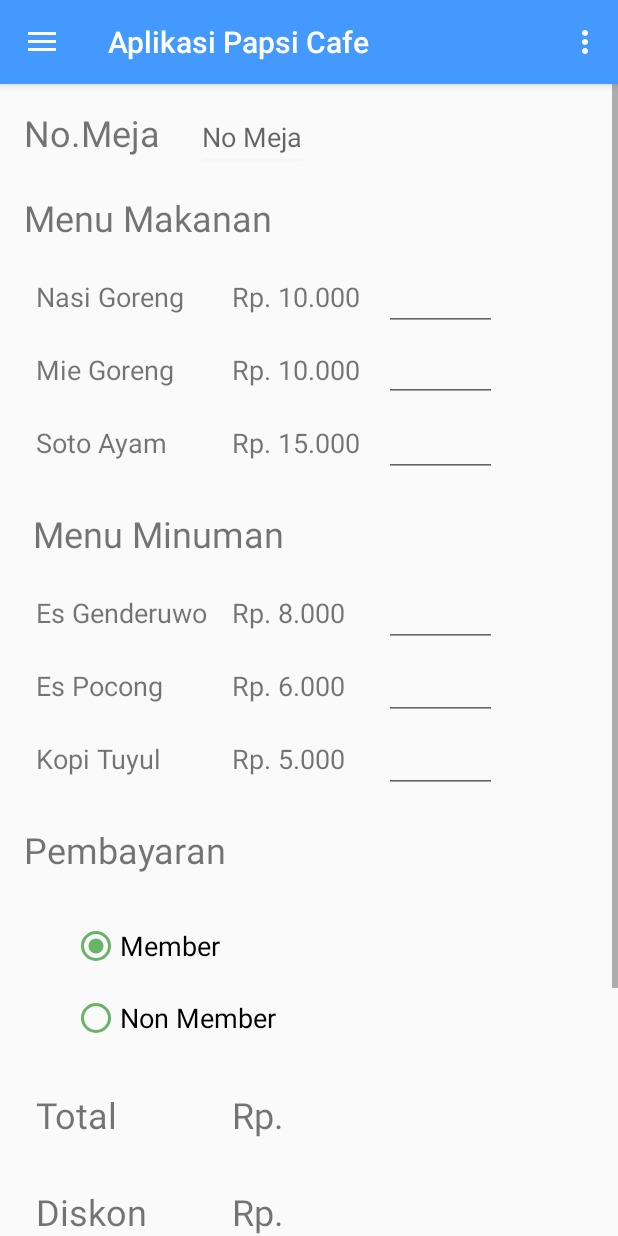
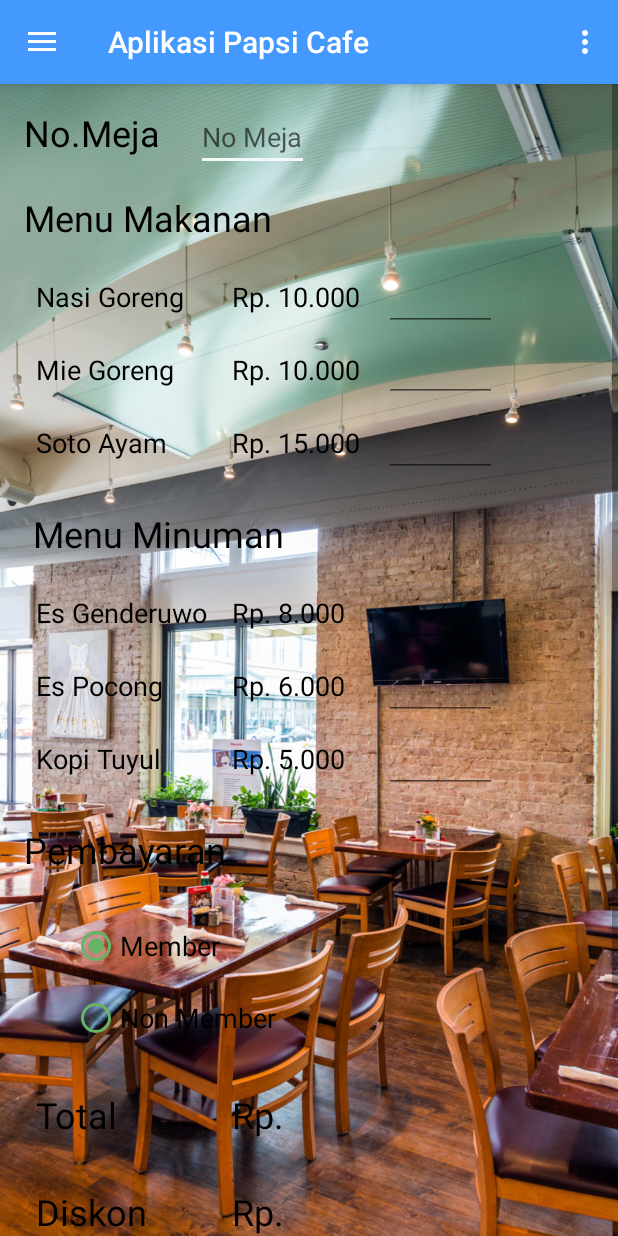
Before and after one commit to arnoldarmandosuwuh/ProjectCafe, an Android app: the MainActivity screen opened directly, with no data from a screen before it, after a tap on "Pemesanan", on a phone screen of 412 x 824 dp. Run offline under Robolectric (Android 15) with nearby library versions, the phone set to English and light mode, and no system bars; our stand-ins replace Volley; Roboto replaces fonts that are not available here; 1 statement that could not run was skipped; 1 other tap on this screen came first.

Commit message:
Fragment Beranda

```diff
--- /dev/null
+++ b/app/src/main/java/com/cafe_papsi/aplikasipapsicafe/DaftarMenuFragment.java
@@ -0,0 +1,29 @@
+package com.cafe_papsi.aplikasipapsicafe;
+
+
+import android.os.Bundle;
+import android.support.v4.app.Fragment;
+import android.view.LayoutInflater;
+import android.view.View;
+import android.view.ViewGroup;
+
+
+/**
+ * A simple {@link Fragment} subclass.
+ */
+public class DaftarMenuFragment extends Fragment {
+
+
+    public DaftarMenuFragment() {
+        // Required empty public constructor
+    }
+
+
+    @Override
+    public View onCreateView(LayoutInflater inflater, ViewGroup container,
+                             Bundle savedInstanceState) {
+        // Inflate the layout for this fragment
+        return inflater.inflate(R.layout.fragment_daftar_menu, container, false);
+    }
+
+}
--- a/app/src/main/java/com/cafe_papsi/aplikasipapsicafe/MainActivity.java
+++ b/app/src/main/java/com/cafe_papsi/aplikasipapsicafe/MainActivity.java
@@ -111,8 +111,6 @@
 
         } else if (id == R.id.nav_manage) {
 
-        } else if (id == R.id.nav_share) {
-
         } else if (id == R.id.nav_logout) {
             sharedPrefManager = new SharedPrefManager(this);
 
--- /dev/null
+++ b/app/src/main/res/layout/fragment_daftar_menu.xml
@@ -0,0 +1,14 @@
+<?xml version="1.0" encoding="utf-8"?>
+<FrameLayout xmlns:android="http://schemas.android.com/apk/res/android"
+    xmlns:tools="http://schemas.android.com/tools"
+    android:layout_width="match_parent"
+    android:layout_height="match_parent"
+    tools:context=".DaftarMenuFragment">
+
+    <!-- TODO: Update blank fragment layout -->
+    <TextView
+        android:layout_width="match_parent"
+        android:layout_height="match_parent"
+        android:text="@string/hello_blank_fragment" />
+
+</FrameLayout>
--- a/app/src/main/res/layout/fragment_pembayaran.xml
+++ b/app/src/main/res/layout/fragment_pembayaran.xml
@@ -4,7 +4,8 @@
     xmlns:tools="http://schemas.android.com/tools"
     android:layout_width="match_parent"
     android:layout_height="match_parent"
-    tools:context=".PembayaranFragment">
+    tools:context=".PembayaranFragment"
+    android:background="@drawable/papsicafe">
 
     <android.support.constraint.ConstraintLayout
         android:layout_width="match_parent"
@@ -20,6 +21,7 @@
             android:layout_marginTop="16dp"
             android:text="No.Meja"
             android:textSize="24sp"
+            android:textColor="@android:color/black"
             app:layout_constraintStart_toStartOf="parent"
             app:layout_constraintTop_toTopOf="parent" />
 
@@ -43,6 +45,7 @@
             android:layout_marginLeft="16dp"
             android:layout_marginTop="24dp"
             android:text="Menu Makanan"
+            android:textColor="@android:color/black"
             android:textSize="24sp"
             app:layout_constraintStart_toStartOf="parent"
             app:layout_constraintTop_toBottomOf="@+id/tvMeja" />
@@ -56,6 +59,7 @@
             android:layout_marginTop="24dp"
             android:text="Nasi Goreng"
             android:textSize="18sp"
+            android:textColor="@android:color/black"
             app:layout_constraintStart_toStartOf="parent"
             app:layout_constraintTop_toBottomOf="@+id/tvMakan" />
 
@@ -77,6 +81,7 @@
             android:layout_marginStart="32dp"
             android:layout_marginLeft="32dp"
             android:text="Rp. 10.000"
+            android:textColor="@android:color/black"
             android:textSize="18sp"
             app:layout_constraintBaseline_toBaselineOf="@+id/tvNasgor"
             app:layout_constraintStart_toEndOf="@+id/tvNasgor" />
@@ -87,6 +92,7 @@
             android:layout_height="wrap_content"
             android:layout_marginTop="24dp"
             android:text="Mie Goreng"
+            android:textColor="@android:color/black"
             android:textSize="18sp"
             app:layout_constraintStart_toStartOf="@+id/tvNasgor"
             app:layout_constraintTop_toBottomOf="@+id/tvNasgor" />
@@ -97,6 +103,7 @@
             android:layout_height="wrap_content"
             android:text="Rp. 10.000"
             android:textSize="18sp"
+            android:textColor="@android:color/black"
             app:layout_constraintBaseline_toBaselineOf="@+id/tvMie"
             app:layout_constraintStart_toStartOf="@+id/tvHargaNasgor" />
 
@@ -114,6 +121,7 @@
             android:layout_width="wrap_content"
             android:layout_height="wrap_content"
             android:layout_marginTop="24dp"
+            android:textColor="@android:color/black"
             android:text="Soto Ayam"
             android:textSize="18sp"
             app:layout_constraintStart_toStartOf="@+id/tvMie"
@@ -125,6 +133,7 @@
             android:layout_height="wrap_content"
             android:text="Rp. 15.000"
             android:textSize="18sp"
+            android:textColor="@android:color/black"
             app:layout_constraintBaseline_toBaselineOf="@+id/tvSoto"
             app:layout_constraintStart_toStartOf="@+id/tvHargaMie" />
 
@@ -142,6 +151,7 @@
             android:layout_width="wrap_content"
             android:layout_height="wrap_content"
             android:layout_marginTop="32dp"
+            android:textColor="@android:color/black"
             android:text=" Menu Minuman"
             android:textSize="24sp"
             app:layout_constraintStart_toStartOf="@+id/tvMakan"
@@ -153,6 +163,7 @@
             android:layout_height="wrap_content"
             android:layout_marginTop="24dp"
             android:text="Es Genderuwo"
+            android:textColor="@android:color/black"
             android:textSize="18sp"
             app:layout_constraintStart_toStartOf="@+id/tvSoto"
             app:layout_constraintTop_toBottomOf="@+id/tvMinum" />
@@ -162,6 +173,7 @@
             android:layout_width="wrap_content"
             android:layout_height="wrap_content"
             android:text="Rp. 8.000"
+            android:textColor="@android:color/black"
             android:textSize="18sp"
             app:layout_constraintBaseline_toBaselineOf="@+id/tvGenderuwo"
             app:layout_constraintStart_toStartOf="@+id/etHargaSoto" />
@@ -180,6 +192,7 @@
             android:layout_width="wrap_content"
             android:layout_height="wrap_content"
             android:layout_marginTop="24dp"
+            android:textColor="@android:color/black"
             android:text="Es Pocong"
             android:textSize="18sp"
             app:layout_constraintStart_toStartOf="@+id/tvGenderuwo"
@@ -190,6 +203,7 @@
             android:layout_width="wrap_content"
             android:layout_height="wrap_content"
             android:text="Rp. 6.000"
+            android:textColor="@android:color/black"
             android:textSize="18sp"
             app:layout_constraintBaseline_toBaselineOf="@+id/tvPocong"
             app:layout_constraintStart_toStartOf="@+id/tvHargaGenderuwo" />
@@ -208,6 +222,7 @@
             android:layout_width="wrap_content"
             android:layout_height="wrap_content"
             android:layout_marginTop="24dp"
+            android:textColor="@android:color/black"
             android:text="Kopi Tuyul"
             android:textSize="18sp"
             app:layout_constraintStart_toStartOf="@+id/tvPocong"
@@ -217,6 +232,7 @@
             android:id="@+id/tvHargaKopi"
             android:layout_width="wrap_content"
             android:layout_height="wrap_content"
+            android:textColor="@android:color/black"
             android:text="Rp. 5.000"
             android:textSize="18sp"
             app:layout_constraintBaseline_toBaselineOf="@+id/tvKopi"
@@ -238,6 +254,7 @@
             android:layout_marginTop="32dp"
             android:text="Pembayaran"
             android:textSize="24sp"
+            android:textColor="@android:color/black"
             app:layout_constraintStart_toStartOf="@+id/tvMinum"
             app:layout_constraintTop_toBottomOf="@+id/tvKopi" />
 
@@ -259,6 +276,7 @@
                 android:layout_marginLeft="16dp"
                 android:layout_marginTop="16dp"
                 android:text="Member"
+                android:textColor="@android:color/black"
                 android:checked="true"
                 android:textSize="18sp"
                 android:buttonTint="@color/colorChecked"
@@ -268,6 +286,7 @@
                 android:id="@+id/rbNonMember"
                 android:layout_width="wrap_content"
                 android:layout_height="wrap_content"
+                android:textColor="@android:color/black"
                 android:layout_marginStart="16dp"
                 android:layout_marginLeft="16dp"
                 android:layout_marginTop="16dp"
@@ -284,6 +303,7 @@
             android:id="@+id/tvDiskon"
             android:layout_width="wrap_content"
             android:layout_height="wrap_content"
+            android:textColor="@android:color/black"
             android:layout_marginTop="32dp"
             android:text="Diskon"
             android:textSize="24sp"
@@ -295,6 +315,7 @@
             android:layout_width="wrap_content"
             android:layout_height="wrap_content"
             android:text="Rp. "
+            android:textColor="@android:color/black"
             android:textSize="24sp"
             app:layout_constraintBaseline_toBaselineOf="@+id/tvDiskon"
             app:layout_constraintStart_toStartOf="@+id/tvHargaKopi" />
@@ -303,6 +324,7 @@
             android:id="@+id/tvTotal"
             android:layout_width="60dp"
             android:layout_height="wrap_content"
+            android:textColor="@android:color/black"
             android:layout_marginStart="8dp"
             android:layout_marginLeft="8dp"
             android:layout_marginTop="32dp"
@@ -316,6 +338,7 @@
             android:layout_width="wrap_content"
             android:layout_height="wrap_content"
             android:text="Rp."
+            android:textColor="@android:color/black"
             android:textSize="24sp"
             app:layout_constraintBaseline_toBaselineOf="@+id/tvTotal"
             app:layout_constraintStart_toStartOf="@+id/tvHargaKopi" />
@@ -327,6 +350,7 @@
             android:layout_height="wrap_content"
             android:layout_marginTop="32dp"
             android:text="Bayar"
+            android:textColor="@android:color/black"
             android:textSize="24sp"
             app:layout_constraintStart_toStartOf="@+id/tvSubTot"
             app:layout_constraintTop_toBottomOf="@+id/tvSubTot" />
@@ -346,6 +370,7 @@
             android:layout_height="wrap_content"
             android:layout_marginStart="24dp"
             android:layout_marginLeft="24dp"
+            android:textColor="@android:color/black"
             android:layout_marginTop="24dp"
             android:background="@drawable/bg_button"
             android:text="Order"
@@ -358,6 +383,7 @@
             android:layout_width="wrap_content"
             android:layout_height="wrap_content"
             android:layout_marginTop="32dp"
+            android:textColor="@android:color/black"
             android:text="Sub Total"
             android:textSize="24sp"
             app:layout_constraintStart_toStartOf="@+id/tvDiskon"
@@ -368,6 +394,7 @@
             android:layout_width="wrap_content"
             android:layout_height="wrap_content"
             android:text="Rp."
+            android:textColor="@android:color/black"
             android:textSize="24sp"
             app:layout_constraintBaseline_toBaselineOf="@+id/tvSubTot"
             app:layout_constraintStart_toStartOf="@+id/tvJmlDiskon" />
@@ -379,6 +406,7 @@
             android:layout_marginEnd="24dp"
             android:layout_marginRight="24dp"
             android:background="@drawable/bg_button"
+            android:textColor="@android:color/black"
             android:text="Bayar"
             android:textSize="15sp"
             app:layout_constraintEnd_toEndOf="parent"
--- a/app/src/main/res/menu/activity_main_drawer.xml
+++ b/app/src/main/res/menu/activity_main_drawer.xml
@@ -11,7 +11,7 @@
         <item
             android:id="@+id/nav_gallery"
             android:icon="@drawable/ic_menu_gallery"
-            android:title="Gallery" />
+            android:title="Daftar Menu" />
         <item
             android:id="@+id/nav_slideshow"
             android:icon="@drawable/ic_menu_slideshow"
@@ -19,20 +19,12 @@
         <item
             android:id="@+id/nav_manage"
             android:icon="@drawable/ic_menu_manage"
-            android:title="Tools" />
+            android:title="Setting" />
     </group>
 
-    <item android:title="Communicate">
-        <menu>
-            <item
-                android:id="@+id/nav_share"
-                android:icon="@drawable/ic_menu_share"
-                android:title="Share" />
             <item
                 android:id="@+id/nav_logout"
                 android:icon="@drawable/logout"
                 android:title="Logout" />
-        </menu>
-    </item>
 
 </menu>
```
